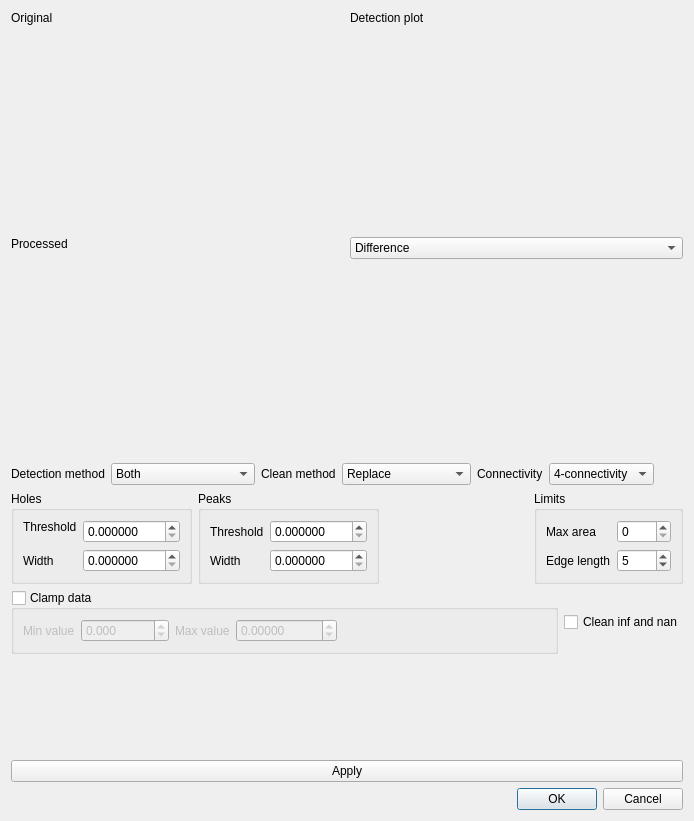
Qt form frameworks/tomography/Preprocessing/StdPreprocModulesGUI/src/morphspotcleandlg.ui (neutronimaging/imagingsuite) before a commit.
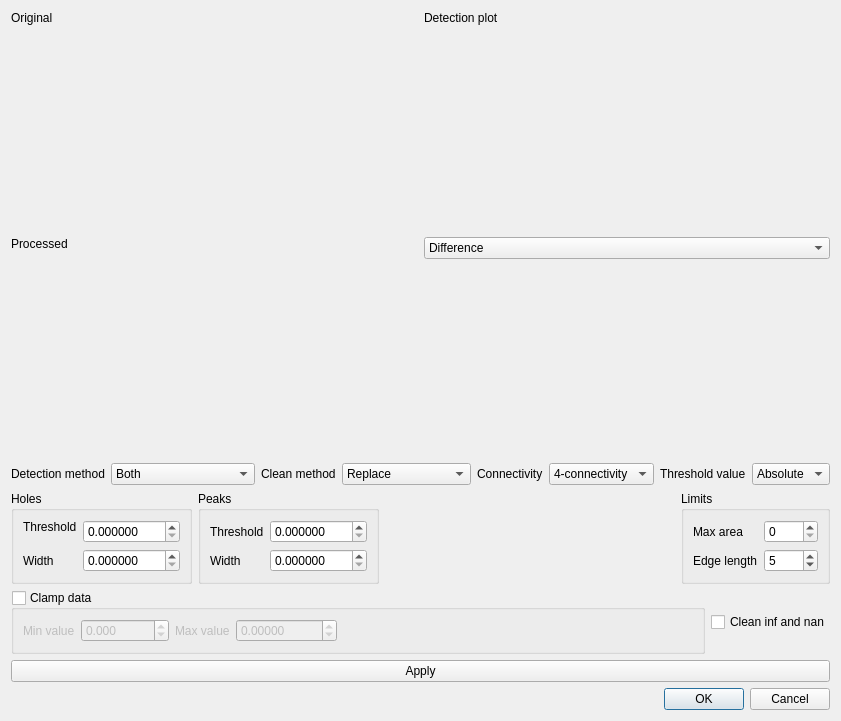
The same form after that commit. Custom widgets are drawn as their Qt base class.

Commit message: Dialog supports threshold by fraction

Patch:
```diff
--- a/frameworks/tomography/Preprocessing/StdPreprocModulesGUI/src/morphspotcleandlg.ui
+++ b/frameworks/tomography/Preprocessing/StdPreprocModulesGUI/src/morphspotcleandlg.ui
@@ -6,8 +6,8 @@
    <rect>
     <x>0</x>
     <y>0</y>
-    <width>694</width>
-    <height>821</height>
+    <width>773</width>
+    <height>721</height>
    </rect>
   </property>
   <property name="windowTitle">
@@ -252,6 +252,27 @@
          </item>
         </widget>
        </item>
+       <item>
+        <widget class="QLabel" name="label_14">
+         <property name="text">
+          <string>Threshold value</string>
+         </property>
+        </widget>
+       </item>
+       <item>
+        <widget class="QComboBox" name="comboBox_ThresholdValue">
+         <item>
+          <property name="text">
+           <string>Absolute</string>
+          </property>
+         </item>
+         <item>
+          <property name="text">
+           <string>Fraction</string>
+          </property>
+         </item>
+        </widget>
+       </item>
        <item>
         <spacer name="horizontalSpacer_2">
          <property name="orientation">
```
The commit also changes 7 other files.
